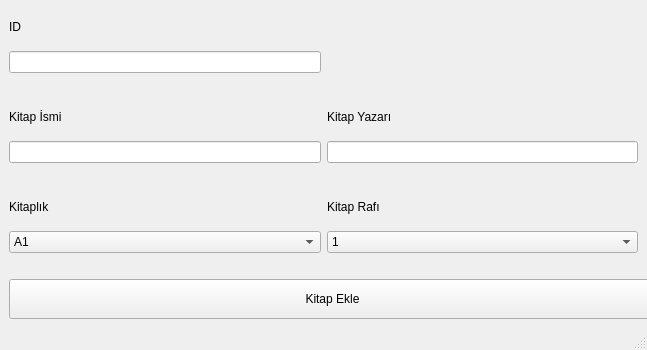
Old version of the form lib/pop-window/kitap_ekle.ui in the repository kernelginar/kuys.
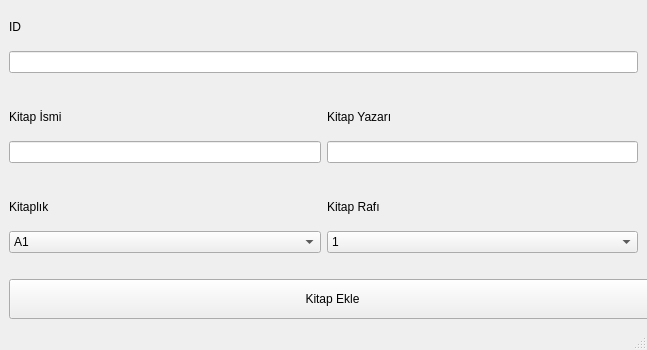
New version of the form.

Commit message: Arayüz iyileştirmesi yapıldı

```diff
--- a/lib/pop-window/kitap_ekle.ui
+++ b/lib/pop-window/kitap_ekle.ui
@@ -73,9 +73,6 @@
         </property>
        </widget>
       </item>
-      <item row="1" column="0">
-       <widget class="QLineEdit" name="id_lineEdit"/>
-      </item>
       <item row="4" column="1">
        <widget class="QLineEdit" name="kitap_yazari_lineEdit"/>
       </item>
@@ -247,6 +244,9 @@
         </property>
        </spacer>
       </item>
+      <item row="1" column="0" colspan="2">
+       <widget class="QLineEdit" name="id_lineEdit"/>
+      </item>
      </layout>
     </item>
    </layout>
```
